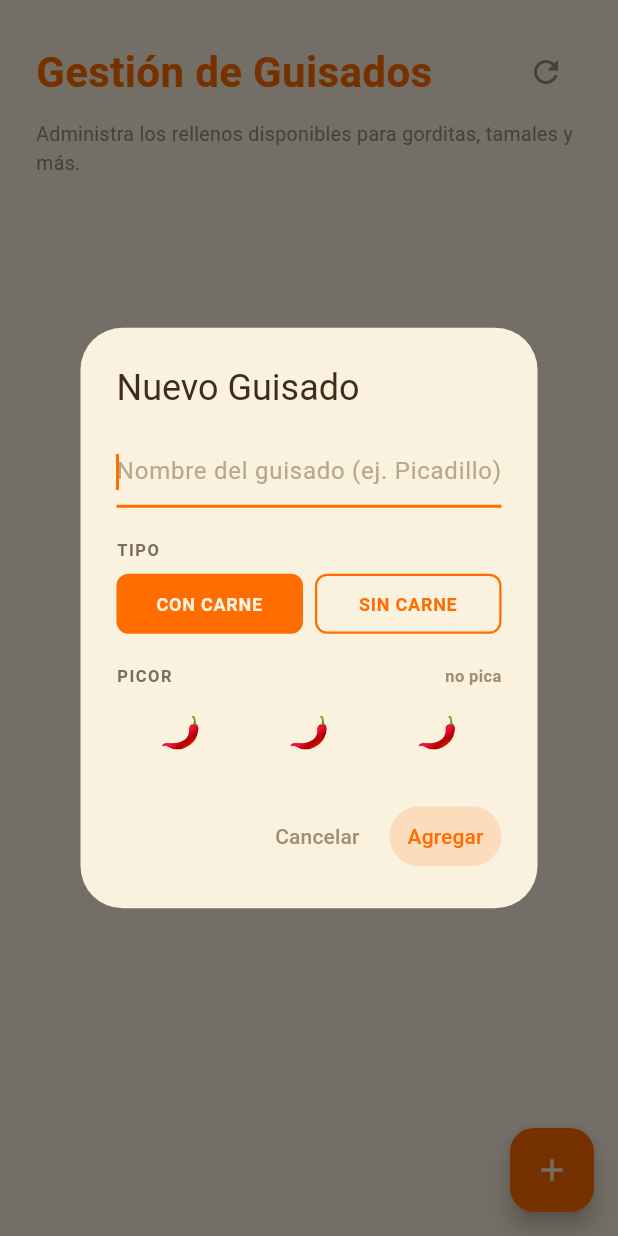
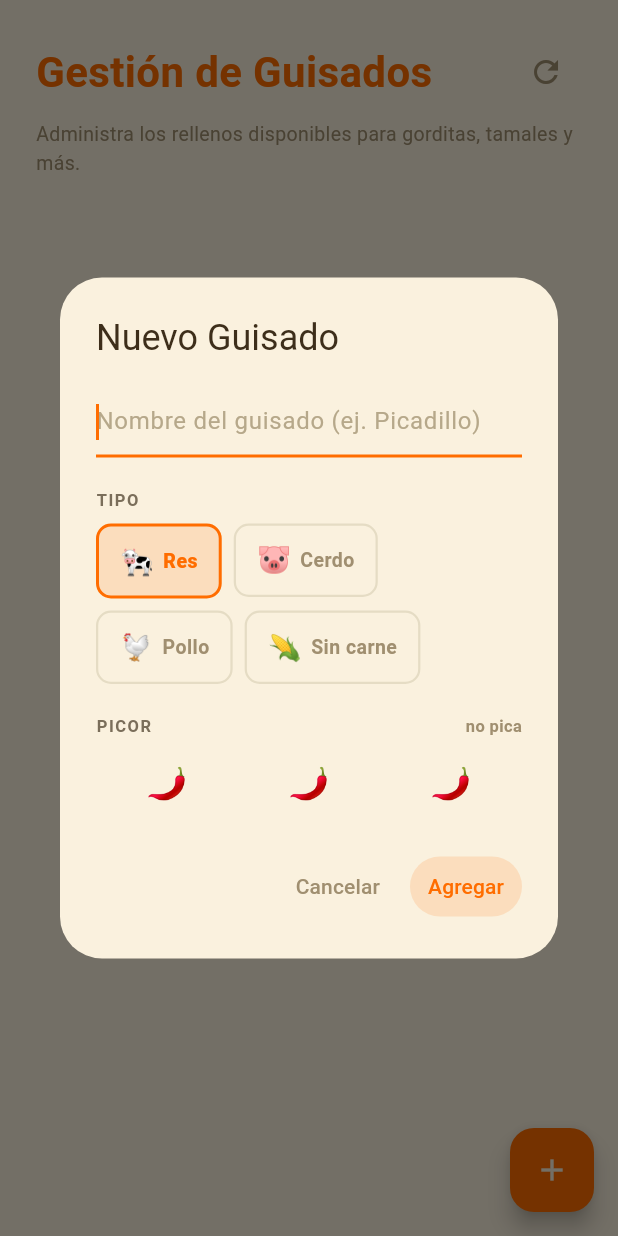
Before and after one commit to gorditasmh2020rigoberto/restaurant, a Flutter app: the GuisadosManagementView screen opened directly, after a tap on the "add" icon, on a phone screen of 412 x 824 dp. Run offline on Flutter 3.47's test engine with Material 3 defaults, Android fonts, the phone set to English and light mode, and no system bars; our stand-ins replace audioplayers, image_picker, pdf, printing, qr_flutter, shared_preferences and 1 more; missing offline and left inert: dart:html, dart:js, dart:js_interop, dart:ui_web; accounts and stored records are empty; key blocks and very long unbroken strings in the code were emptied for the run.

Commit message:
feat(admin-guisados): selector TIPO con 4 opciones de carne + emoji
El diálogo Editar/Nuevo Guisado en admin reemplaza el toggle binario
CON CARNE / SIN CARNE por un selector de 4 chips con emoji:

  🐄 Res    🐷 Cerdo    🐔 Pollo    🌽 Sin carne

- Se persiste meat_type en Supabase (además de with_meat por
  compatibilidad — sin_carne pone with_meat=false, los otros 3
  con_meat=true).
- Estado seleccionado en estilo coherente (fondo naranja claro +
  border naranja + bold) sin usar texto blanco.

Co-Authored-By: Claude Opus 4.7 <noreply@anthropic.com>

```diff
--- a/lib/views/guisados_management_view.dart
+++ b/lib/views/guisados_management_view.dart
@@ -136,6 +136,10 @@ class _GuisadosManagementViewState extends State<GuisadosManagementView> {
       text: isEditing ? guisado['name'] as String : '',
     );
     bool withMeat = isEditing ? (guisado['with_meat'] as bool? ?? true) : true;
+    String meatType = isEditing
+        ? (guisado['meat_type'] as String? ??
+            (withMeat ? 'res' : 'sin_carne'))
+        : 'res';
     int spiceLevel =
         isEditing ? (guisado['spice_level'] as int? ?? 0) : 0;
 
@@ -178,71 +182,61 @@ class _GuisadosManagementViewState extends State<GuisadosManagementView> {
                       fontWeight: FontWeight.w600,
                       letterSpacing: 1)),
               const SizedBox(height: 8),
-              Row(
+              Wrap(
+                spacing: 8,
+                runSpacing: 8,
                 children: [
-                  Expanded(
-                    child: InkWell(
-                      onTap: () => setS(() => withMeat = true),
-                      borderRadius: BorderRadius.circular(8),
-                      child: Container(
-                        padding: const EdgeInsets.symmetric(vertical: 10),
+                  for (final opt in const [
+                    ('res', '🐄', 'Res'),
+                    ('cerdo', '🐷', 'Cerdo'),
+                    ('pollo', '🐔', 'Pollo'),
+                    ('sin_carne', '🌽', 'Sin carne'),
+                  ])
+                    InkWell(
+                      onTap: () => setS(() {
+                        meatType = opt.$1;
+                        withMeat = opt.$1 != 'sin_carne';
+                      }),
+                      borderRadius: BorderRadius.circular(10),
+                      child: AnimatedContainer(
+                        duration: const Duration(milliseconds: 150),
+                        padding: const EdgeInsets.symmetric(
+                            horizontal: 14, vertical: 10),
                         decoration: BoxDecoration(
-                          color: withMeat
-                              ? const Color(0xFFFF6D00)
+                          color: meatType == opt.$1
+                              ? const Color(0xFFFF6D00).withValues(alpha: 0.15)
                               : const Color(0xFFFAF1DE),
-                          borderRadius: BorderRadius.circular(8),
+                          borderRadius: BorderRadius.circular(10),
                           border: Border.all(
-                            color: const Color(0xFFFF6D00),
-                            width: 1.5,
+                            color: meatType == opt.$1
+                                ? const Color(0xFFFF6D00)
+                                : const Color(0xFFE5DCC4),
+                            width: meatType == opt.$1 ? 2 : 1.5,
                           ),
                         ),
-                        child: Text(
-                          'CON CARNE',
-                          textAlign: TextAlign.center,
-                          style: TextStyle(
-                            color: withMeat
-                                ? const Color(0xFFFAF1DE)
-                                : const Color(0xFFFF6D00),
-                            fontSize: 12,
-                            fontWeight: FontWeight.w700,
-                            letterSpacing: 0.5,
-                          ),
+                        child: Row(
+                          mainAxisSize: MainAxisSize.min,
+                          children: [
+                            Text(opt.$2,
+                                style: const TextStyle(fontSize: 18)),
+                            const SizedBox(width: 6),
+                            Text(
+                              opt.$3,
+                              style: TextStyle(
+                                color: meatType == opt.$1
+                                    ? const Color(0xFFFF6D00)
+                                    : const Color(0xFFA08F70),
+                                fontSize: 13,
+                                fontWeight: meatType == opt.$1
+                                    ? FontWeight.w800
+                                    : FontWeight.w600,
+                                letterSpacing: 0.3,
+                              ),
+                            ),
+                          ],
                         ),
                       ),
                     ),
-                  ),
-                  const SizedBox(width: 8),
-                  Expanded(
-                    child: InkWell(
-                      onTap: () => setS(() => withMeat = false),
-                      borderRadius: BorderRadius.circular(8),
-                      child: Container(
-                        padding: const EdgeInsets.symmetric(vertical: 10),
-                        decoration: BoxDecoration(
-                          color: !withMeat
-                              ? const Color(0xFFFF6D00)
-                              : const Color(0xFFFAF1DE),
-                          borderRadius: BorderRadius.circular(8),
-                          border: Border.all(
-                            color: const Color(0xFFFF6D00),
-                            width: 1.5,
-                          ),
-                        ),
-                        child: Text(
-                          'SIN CARNE',
-                          textAlign: TextAlign.center,
-                          style: TextStyle(
-                            color: !withMeat
-                                ? const Color(0xFFFAF1DE)
-                                : const Color(0xFFFF6D00),
-                            fontSize: 12,
-                            fontWeight: FontWeight.w700,
-                            letterSpacing: 0.5,
-                          ),
-                        ),
-                      ),
-                    ),
-                  ),
                 ],
               ),
               const SizedBox(height: 20),
@@ -317,6 +311,7 @@ class _GuisadosManagementViewState extends State<GuisadosManagementView> {
                           ..._guisados[index],
                           'name': name,
                           'with_meat': withMeat,
+                          'meat_type': meatType,
                           'spice_level': spiceLevel,
                         };
                       }
@@ -324,6 +319,7 @@ class _GuisadosManagementViewState extends State<GuisadosManagementView> {
                     await _supabase.from('guisados').update({
                       'name': name,
                       'with_meat': withMeat,
+                      'meat_type': meatType,
                       'spice_level': spiceLevel,
                     }).eq('id', guisado['id']);
                   } else {
@@ -334,6 +330,7 @@ class _GuisadosManagementViewState extends State<GuisadosManagementView> {
                           'branch_name': null,
                           'available': true,
                           'with_meat': withMeat,
+                          'meat_type': meatType,
                           'spice_level': spiceLevel,
                         })
                         .select()
```
